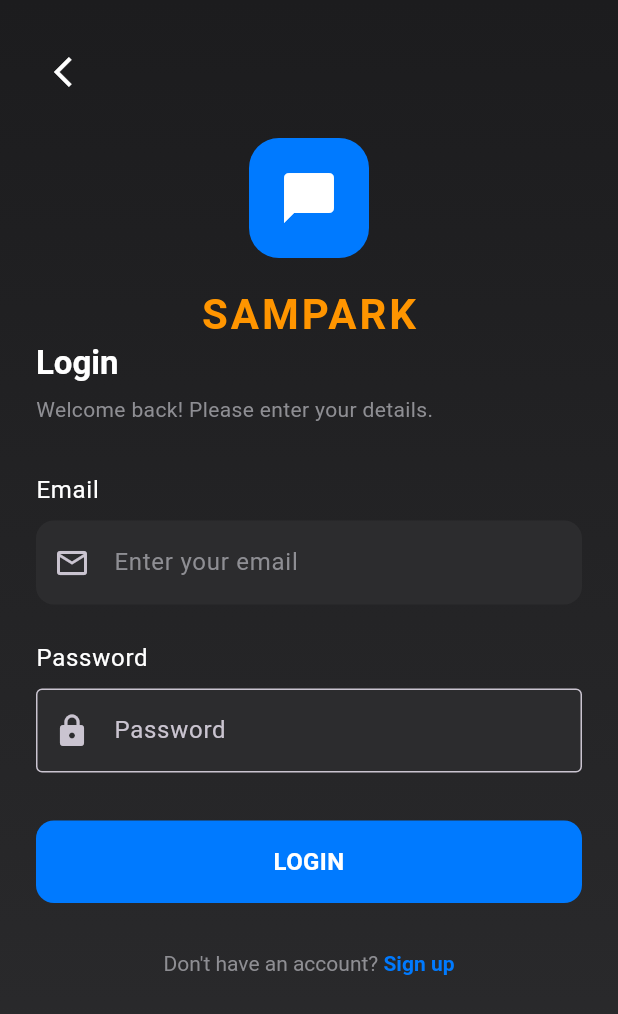
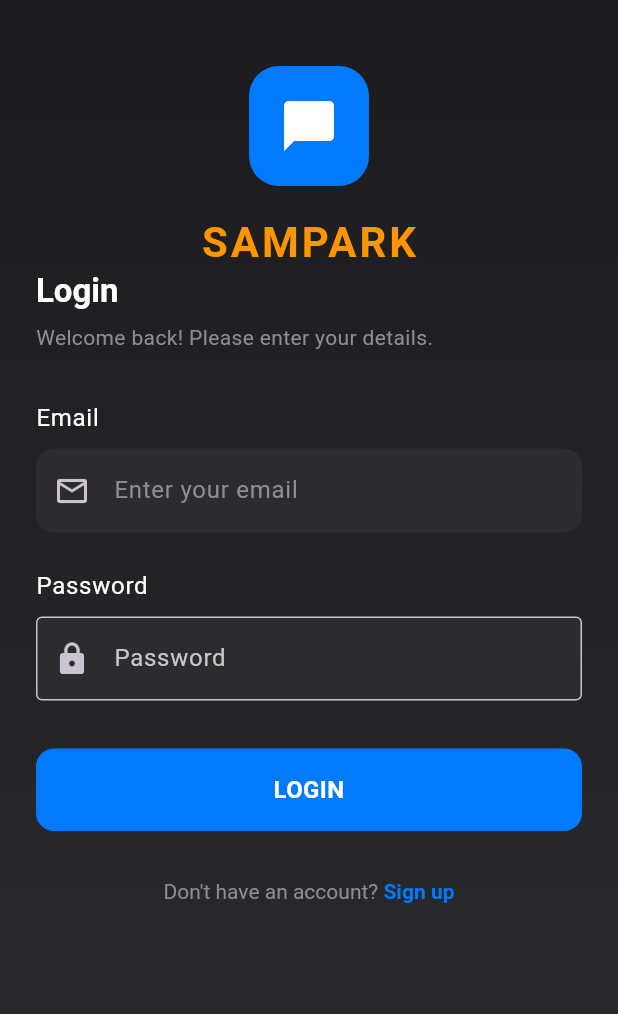
Before and after one commit to bravetiger01/ChatApp-Flutter, a Flutter app: the screen it shows after launch, on a phone screen of 412 x 824 dp. Shown: the top 1014 px of the screen. Run offline on Flutter 3.47's test engine with Material 3 defaults, Android fonts, the phone set to English and light mode, and no system bars; our stand-ins replace cloud_firestore, firebase_auth, firebase_core, firebase_messaging, firebase_storage, flutter_local_notifications and 1 more; accounts and stored records are empty.

Commit message:
fixed back button from login

```diff
--- a/lib/screens/login_screen.dart
+++ b/lib/screens/login_screen.dart
@@ -4,7 +4,6 @@ import 'package:flutter/material.dart';
 import '../utils/app_theme.dart';
 import '../widgets/animated_button.dart';
 import '../services/auth_service.dart';
-import 'package:firebase_core/firebase_core.dart';
 
 class LoginScreen extends StatefulWidget {
   const LoginScreen({super.key});
@@ -84,11 +83,6 @@ class _LoginScreenState extends State<LoginScreen> {
               child: Column(
                 crossAxisAlignment: CrossAxisAlignment.start,
                 children: [
-                  // Back Button
-                  IconButton(
-                    onPressed: () => Navigator.pop(context),
-                    icon: const Icon(Icons.arrow_back_ios, color: Colors.white),
-                  ),
                   const SizedBox(height: 20),
 
                   // Logo
```
